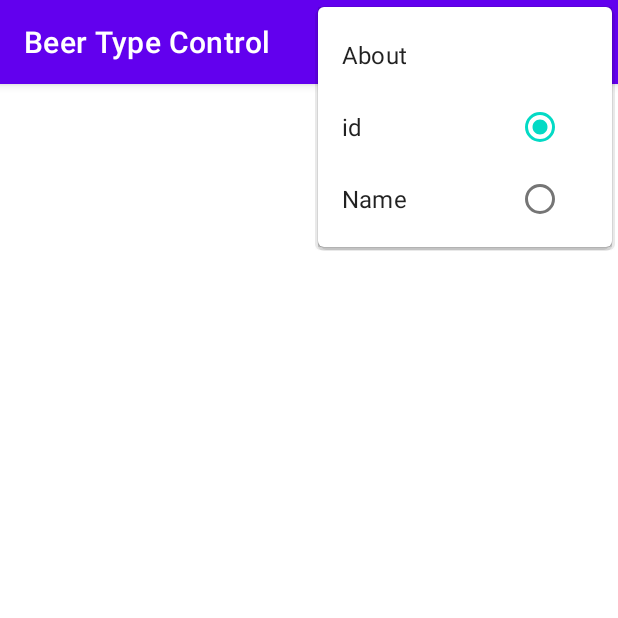
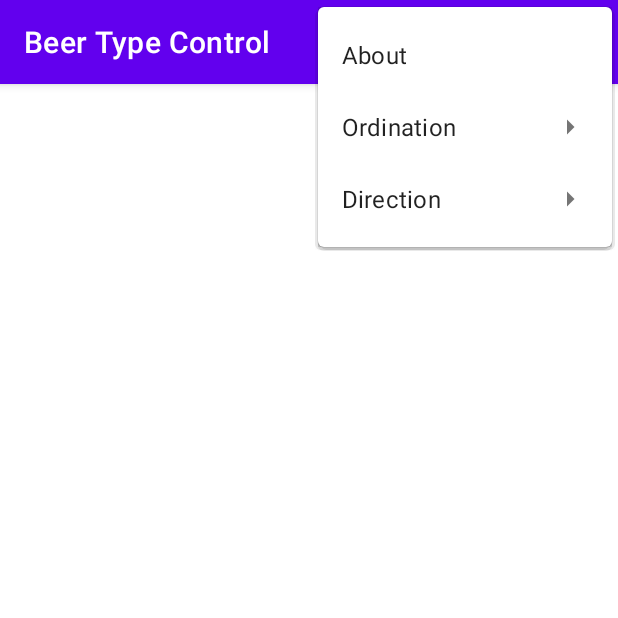
Before and after one commit to diego-dantas/beer-type-control, an Android app: the screen it shows after launch (ListActivity), with the options menu open, on a phone screen of 412 x 824 dp, the top half of it. Run offline under Robolectric (Android 15) with nearby library versions, the phone set to English and light mode, and no system bars.

Commit message:
Fifth delivery | Sorting Options

```diff
--- a/app/src/main/java/com/blackscreen/beertypecontrol/ListActivity.java
+++ b/app/src/main/java/com/blackscreen/beertypecontrol/ListActivity.java
@@ -1,19 +1,17 @@
 package com.blackscreen.beertypecontrol;
 
 import static com.blackscreen.beertypecontrol.useful.ViewTypeOrder.*;
+import static com.blackscreen.beertypecontrol.useful.ViewDirection.*;
 
 import androidx.annotation.NonNull;
-import androidx.appcompat.app.ActionBar;
 import androidx.appcompat.app.AppCompatActivity;
 import androidx.appcompat.view.ActionMode;
-import androidx.constraintlayout.widget.ConstraintLayout;
 
 import android.app.Activity;
 import android.content.Context;
 import android.content.Intent;
 import android.content.SharedPreferences;
 import android.graphics.Color;
-import android.graphics.drawable.ColorDrawable;
 import android.os.Bundle;
 import android.view.Menu;
 import android.view.MenuInflater;
@@ -21,26 +19,26 @@ import android.view.MenuItem;
 import android.view.View;
 import android.widget.AdapterView;
 import android.widget.ListView;
-import android.widget.TextView;
 
 import com.blackscreen.beertypecontrol.beer.BeerAdapter;
 import com.blackscreen.beertypecontrol.beer.BeerComparator;
 import com.blackscreen.beertypecontrol.beer.BeerDTO;
-import com.blackscreen.beertypecontrol.useful.ViewOrder;
+import com.blackscreen.beertypecontrol.useful.ViewDirection;
 import com.blackscreen.beertypecontrol.useful.ViewTypeOrder;
 
 import java.util.ArrayList;
 import java.util.Collections;
 import java.util.List;
-import java.util.Objects;
 
 public class ListActivity extends AppCompatActivity {
 
-    private static final String ARQUIVO = "com.blackscreen.beertypecontrol.ORDER_PREFERENCE";
+    private static final String FILE = "com.blackscreen.beertypecontrol.ORDER_PREFERENCE";
 
-    private static final String PREFERENCE = "PREFERENCE";
+    private static final String ORDER = "ORDER";
+    private static final String DIRECTION = "DIRECTION";
 
     private ViewTypeOrder viewTypeOrderOption = ID;
+    private ViewDirection viewDirectionOption = ASC;
 
     private ListView listViewBeer;
     private BeerAdapter beerAdapter;
@@ -155,9 +153,11 @@ public class ListActivity extends AppCompatActivity {
             case R.id.menuItemAdd:
                 RegisterActivity.newBeer(this);
                 break;
+
             case R.id.menuItemAbout:
                 AboutActivity.about(this);
                 break;
+
             case R.id.gMenuItemOrderId:
                 saveOrderPreference(ID);
                 return true;
@@ -165,9 +165,17 @@ public class ListActivity extends AppCompatActivity {
             case R.id.gMenuItemOrderName:
                 saveOrderPreference(NAME);
                 return true;
+
+            case R.id.gMenuItemDirectionASC:
+                saveDirectionPreference(ASC);
+                return true;
+
+            case R.id.gMenuItemDirectionDESC:
+                saveDirectionPreference(DESC);
+                return true;
+
             default:
                 return super.onOptionsItemSelected(item);
-
         }
 
         return super.onOptionsItemSelected(item);
@@ -242,26 +250,44 @@ public class ListActivity extends AppCompatActivity {
 
     private void readOrderPreference(){
 
-        SharedPreferences shared = getSharedPreferences(ARQUIVO,
+        SharedPreferences shared = getSharedPreferences(FILE,
                 Context.MODE_PRIVATE);
 
-        viewTypeOrderOption = ViewTypeOrder.valueOf(shared.getString(PREFERENCE, viewTypeOrderOption.toString()));
+        viewTypeOrderOption = ViewTypeOrder.valueOf(shared.getString(ORDER, viewTypeOrderOption.toString()));
+
+        viewDirectionOption = ViewDirection.valueOf(shared.getString(DIRECTION, viewDirectionOption.toString()));
 
         updateOrderList();
     }
 
     private void saveOrderPreference(ViewTypeOrder viewTypeOrder){
 
-        SharedPreferences shared = getSharedPreferences(ARQUIVO,
+        SharedPreferences shared = getSharedPreferences(FILE,
                 Context.MODE_PRIVATE);
 
         SharedPreferences.Editor editor = shared.edit();
 
-        editor.putString(PREFERENCE, viewTypeOrder.toString());
+        editor.putString(ORDER, viewTypeOrder.toString());
 
         editor.commit();
 
         viewTypeOrderOption = viewTypeOrder;
+
+        updateOrderList();
+    }
+
+    private void saveDirectionPreference(ViewDirection viewDirection){
+
+        SharedPreferences shared = getSharedPreferences(FILE,
+                Context.MODE_PRIVATE);
+
+        SharedPreferences.Editor editor = shared.edit();
+
+        editor.putString(DIRECTION, viewDirection.toString());
+
+        editor.commit();
+
+        viewDirectionOption = viewDirection;
 
         updateOrderList();
     }
@@ -284,11 +310,24 @@ public class ListActivity extends AppCompatActivity {
         }
 
         item.setChecked(true);
+
+        switch(viewDirectionOption){
+            case ASC:
+                item = menu.findItem(R.id.gMenuItemDirectionASC);
+                break;
+            case DESC:
+                item = menu.findItem(R.id.gMenuItemDirectionDESC);
+                break;
+            default:
+                return false;
+        }
+
+        item.setChecked(true);
         return true;
     }
 
     private void updateOrderList(){
-        Collections.sort(beerList, new BeerComparator(ViewOrder.ASC, viewTypeOrderOption));
+        Collections.sort(beerList, new BeerComparator(viewDirectionOption, viewTypeOrderOption));
         beerAdapter.notifyDataSetChanged();
     }
 
--- a/app/src/main/java/com/blackscreen/beertypecontrol/beer/BeerComparator.java
+++ b/app/src/main/java/com/blackscreen/beertypecontrol/beer/BeerComparator.java
@@ -1,17 +1,17 @@
 package com.blackscreen.beertypecontrol.beer;
 
-import com.blackscreen.beertypecontrol.useful.ViewOrder;
+import com.blackscreen.beertypecontrol.useful.ViewDirection;
 import com.blackscreen.beertypecontrol.useful.ViewTypeOrder;
 
 import java.util.Comparator;
 
 public class BeerComparator implements Comparator<BeerDTO>  {
 
-    private ViewOrder viewOrder;
+    private ViewDirection viewDirection;
     private ViewTypeOrder viewTypeOrder;
 
-    public BeerComparator(ViewOrder viewOrder, ViewTypeOrder viewTypeOrder) {
-        this.viewOrder = viewOrder;
+    public BeerComparator(ViewDirection viewDirection, ViewTypeOrder viewTypeOrder) {
+        this.viewDirection = viewDirection;
         this.viewTypeOrder = viewTypeOrder;
     }
 
@@ -19,13 +19,13 @@ public class BeerComparator implements Comparator<BeerDTO>  {
     public int compare(BeerDTO beerDTO1, BeerDTO beerDTO2) {
 
         if(ViewTypeOrder.ID.equals(this.viewTypeOrder)){
-            return ViewOrder.ASC.equals(this.viewOrder) ?
+            return ViewDirection.ASC.equals(this.viewDirection) ?
                     beerDTO1.getId() - beerDTO2.getId() :
                     beerDTO2.getId() - beerDTO1.getId();
         }
 
         if(ViewTypeOrder.NAME.equals(this.viewTypeOrder)){
-            return ViewOrder.ASC.equals(this.viewOrder) ?
+            return ViewDirection.ASC.equals(this.viewDirection) ?
                     beerDTO1.getName().toUpperCase().compareTo(beerDTO2.getName().toUpperCase()) :
                     beerDTO2.getName().toUpperCase().compareTo(beerDTO1.getName().toUpperCase());
         }
--- a/app/src/main/java/com/blackscreen/beertypecontrol/useful/ViewOrder.java
+++ b/app/src/main/java/com/blackscreen/beertypecontrol/useful/ViewDirection.java
@@ -1,5 +1,5 @@
 package com.blackscreen.beertypecontrol.useful;
 
-public enum ViewOrder {
+public enum ViewDirection {
     ASC, DESC
 }
--- a/app/src/main/res/menu/main_option.xml
+++ b/app/src/main/res/menu/main_option.xml
@@ -9,7 +9,11 @@
         app:showAsAction="ifRoom" />
     <item
         android:id="@+id/menuItemAbout"
-        android:title="@string/about" />
+        android:title="@string/about" ></item>
+    <item
+        android:id="@+id/menuItemOrdination"
+        android:title="@string/ordination">
+        <menu>
             <group
                 android:id="@+id/groupOrderList"
                 android:checkableBehavior="single">
@@ -21,3 +25,21 @@
                     android:title="@string/name" />
             </group>
         </menu>
+    </item>
+    <item
+        android:id="@+id/menuItemDirection"
+        android:title="@string/direction" >
+        <menu >
+            <group
+                android:id="@+id/groupDirectionList"
+                android:checkableBehavior="single">
+                <item
+                    android:id="@+id/gMenuItemDirectionASC"
+                    android:title="@string/asc" />
+                <item
+                    android:id="@+id/gMenuItemDirectionDESC"
+                    android:title="@string/desc" />
+            </group>
+        </menu>
+    </item>
+</menu>
--- a/app/src/main/res/values/strings.xml
+++ b/app/src/main/res/values/strings.xml
@@ -54,4 +54,8 @@
 
     <string name="newBeer">"New Beer "</string>
     <string name="updateBeer">Update Beer</string>
+    <string name="ordination">Ordination</string>
+    <string name="direction">Direction</string>
+    <string name="asc" translatable="false">ASC</string>
+    <string name="desc" translatable="false">DESC</string>
 </resources>
```
Also changed, not shown: 1 other file. Lines whose indentation alone changed are shown as unchanged.
